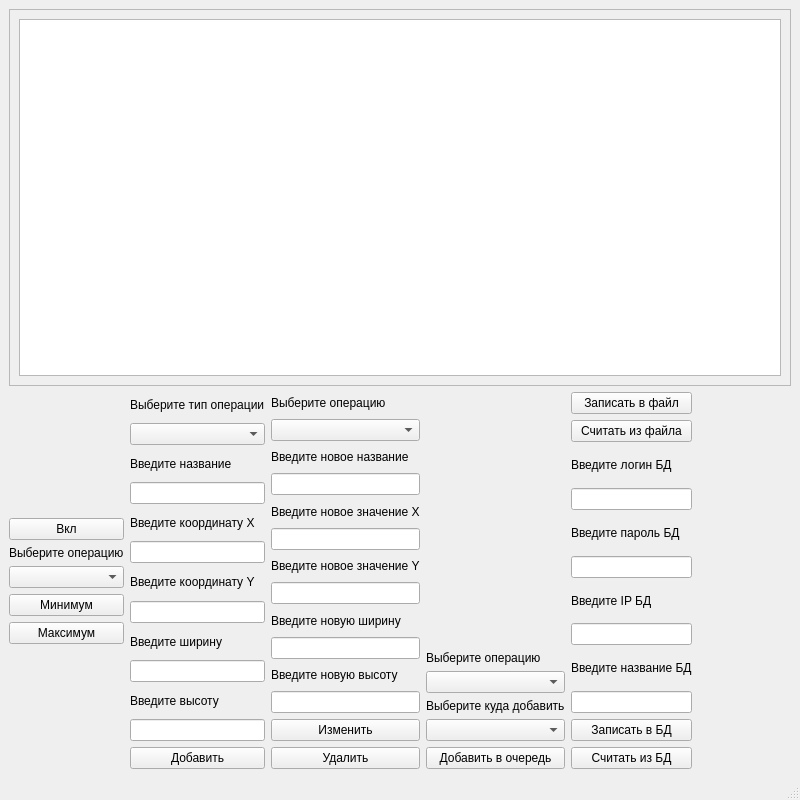
This is mainwindow.ui in Timur965/Practica as Qt 5 draws it before an edit. The edited form follows.
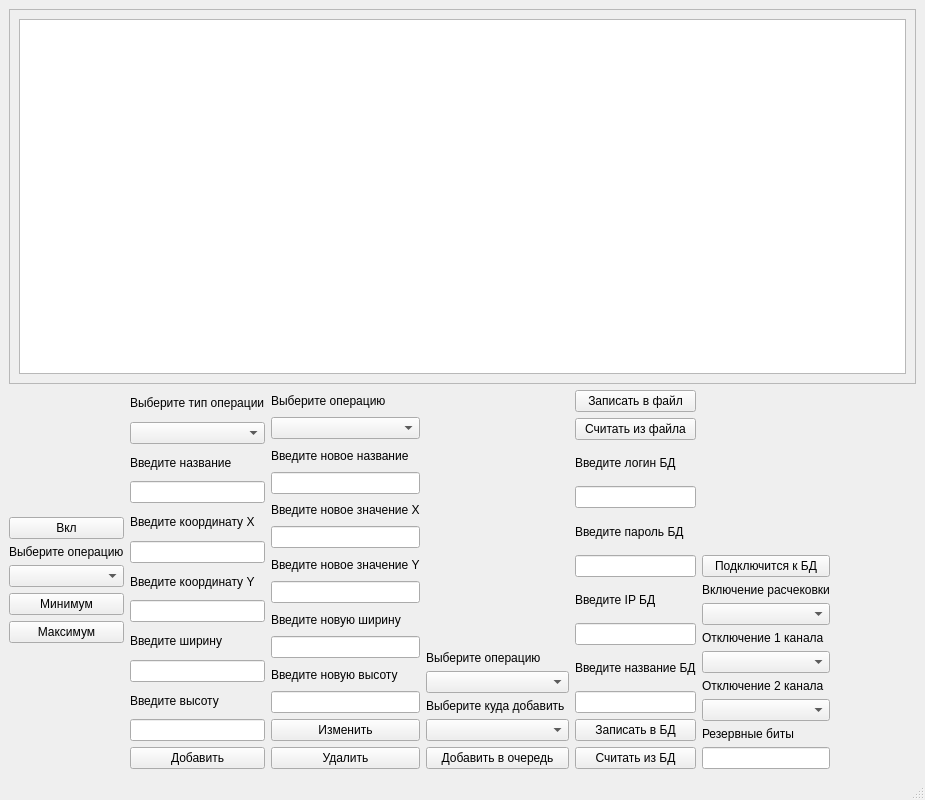
This is the edited form. Icons and pictures are not drawn.

What changed in the file:
```diff
--- a/mainwindow.ui
+++ b/mainwindow.ui
@@ -6,7 +6,7 @@
    <rect>
     <x>0</x>
     <y>0</y>
-    <width>800</width>
+    <width>925</width>
     <height>800</height>
    </rect>
   </property>
@@ -29,8 +29,8 @@
         <rect>
          <x>0</x>
          <y>0</y>
-         <width>776</width>
-         <height>339</height>
+         <width>901</width>
+         <height>337</height>
         </rect>
        </property>
        <layout class="QHBoxLayout" name="horizontalLayout_2">
@@ -313,8 +313,8 @@
           </property>
           <property name="sizeHint" stdset="0">
            <size>
-            <width>20</width>
-            <height>40</height>
+            <width>143</width>
+            <height>226</height>
            </size>
           </property>
          </spacer>
@@ -424,6 +424,70 @@
         </item>
        </layout>
       </item>
+      <item>
+       <layout class="QVBoxLayout" name="verticalLayout_7">
+        <item>
+         <spacer name="verticalSpacer_4">
+          <property name="orientation">
+           <enum>Qt::Vertical</enum>
+          </property>
+          <property name="sizeHint" stdset="0">
+           <size>
+            <width>20</width>
+            <height>40</height>
+           </size>
+          </property>
+         </spacer>
+        </item>
+        <item>
+         <widget class="QPushButton" name="connectDB">
+          <property name="text">
+           <string>Подключится к БД</string>
+          </property>
+         </widget>
+        </item>
+        <item>
+         <widget class="QLabel" name="label_20">
+          <property name="text">
+           <string>Включение расчековки</string>
+          </property>
+         </widget>
+        </item>
+        <item>
+         <widget class="QComboBox" name="checkout"/>
+        </item>
+        <item>
+         <widget class="QLabel" name="label_21">
+          <property name="text">
+           <string>Отключение 1 канала</string>
+          </property>
+         </widget>
+        </item>
+        <item>
+         <widget class="QComboBox" name="channel1"/>
+        </item>
+        <item>
+         <widget class="QLabel" name="label_22">
+          <property name="text">
+           <string>Отключение 2 канала</string>
+          </property>
+         </widget>
+        </item>
+        <item>
+         <widget class="QComboBox" name="channel2"/>
+        </item>
+        <item>
+         <widget class="QLabel" name="label_23">
+          <property name="text">
+           <string>Резервные биты</string>
+          </property>
+         </widget>
+        </item>
+        <item>
+         <widget class="QLineEdit" name="reserveBits"/>
+        </item>
+       </layout>
+      </item>
       <item>
        <spacer name="horizontalSpacer">
         <property name="orientation">
@@ -431,8 +495,8 @@
         </property>
         <property name="sizeHint" stdset="0">
          <size>
-          <width>40</width>
-          <height>20</height>
+          <width>13</width>
+          <height>379</height>
          </size>
         </property>
        </spacer>
```
Left out of the diff: 2 changed lines with no effect on the pictures.
